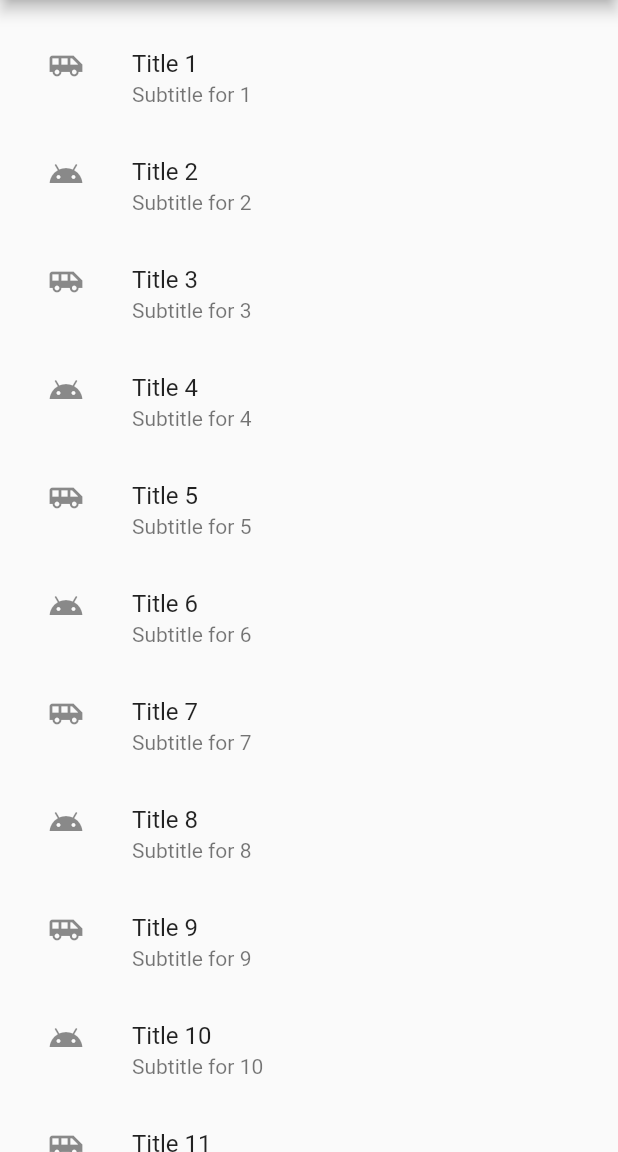
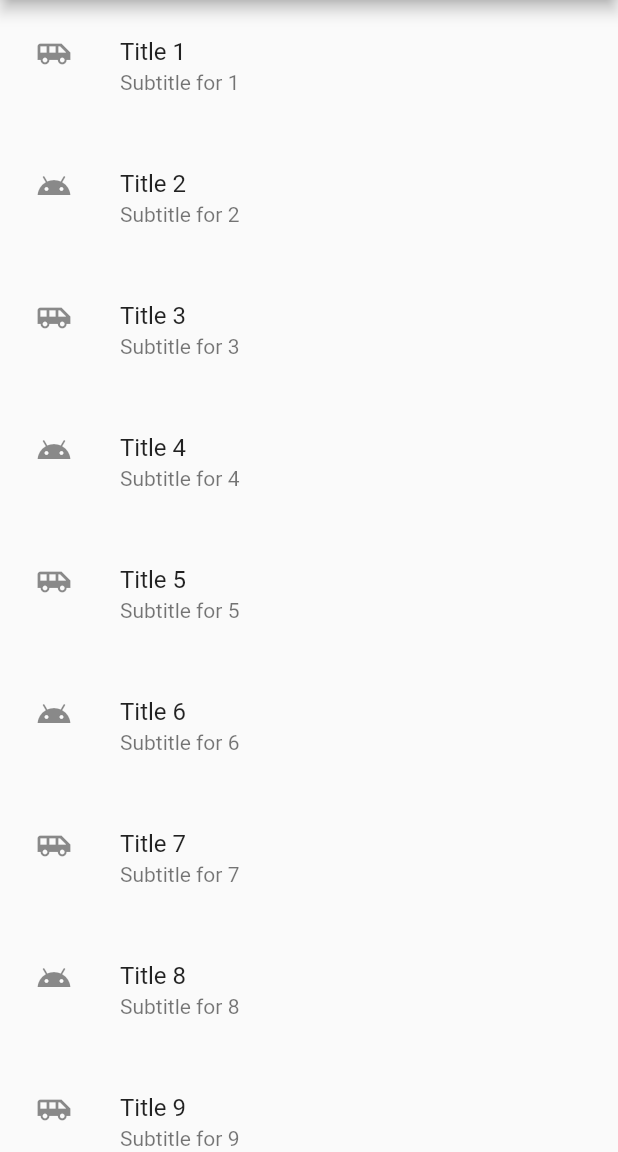
Before and after one commit to erikrios/simple-list-view, a Flutter app: the screen it shows after launch, on a phone screen of 412 x 824 dp, the part 84-1236 px from its top. Run offline on Flutter 3.47's test engine with Material 2 defaults, Android fonts, the phone set to English and light mode, and no system bars.

Commit message:
Add a padding

```diff
--- a/lib/main.dart
+++ b/lib/main.dart
@@ -23,10 +23,11 @@ class HomeApp extends StatelessWidget {
               onTap: () {
                 print('Clicked on ${dummyTexts[index]}');
               },
+              contentPadding: EdgeInsets.all(8.0),
             );
           },
           itemCount: dummyTexts.length,
-          padding: EdgeInsets.all(16.0),
+          padding: EdgeInsets.only(right: 16.0, left: 16.0),
         ),
       );
 }
```
